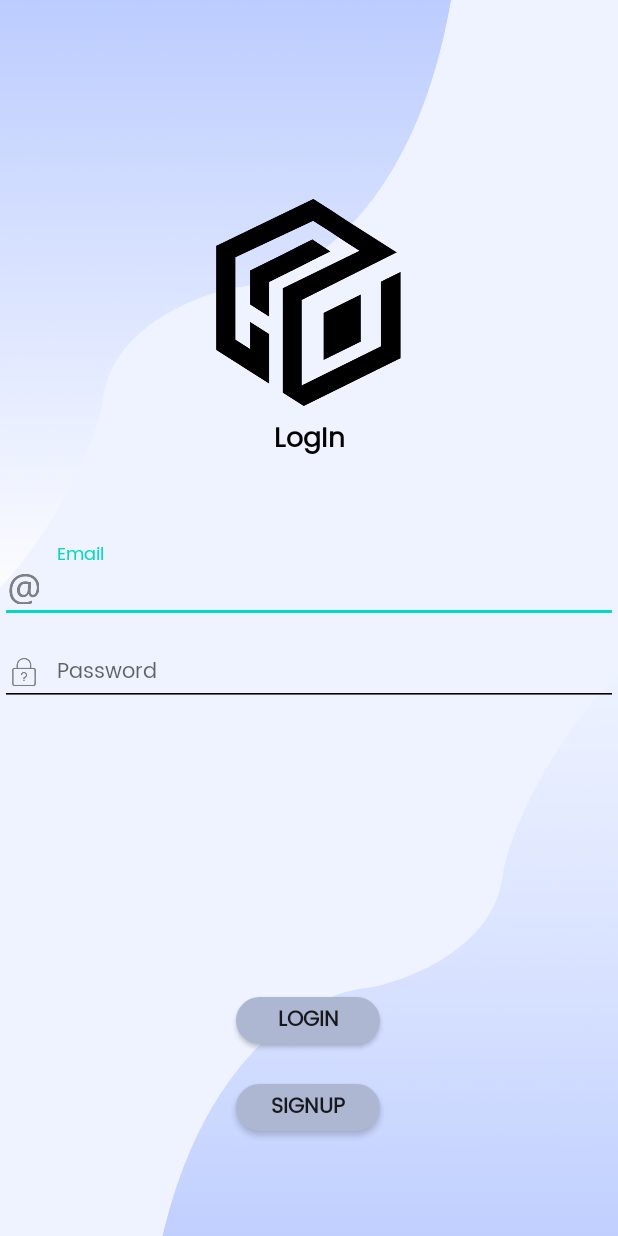
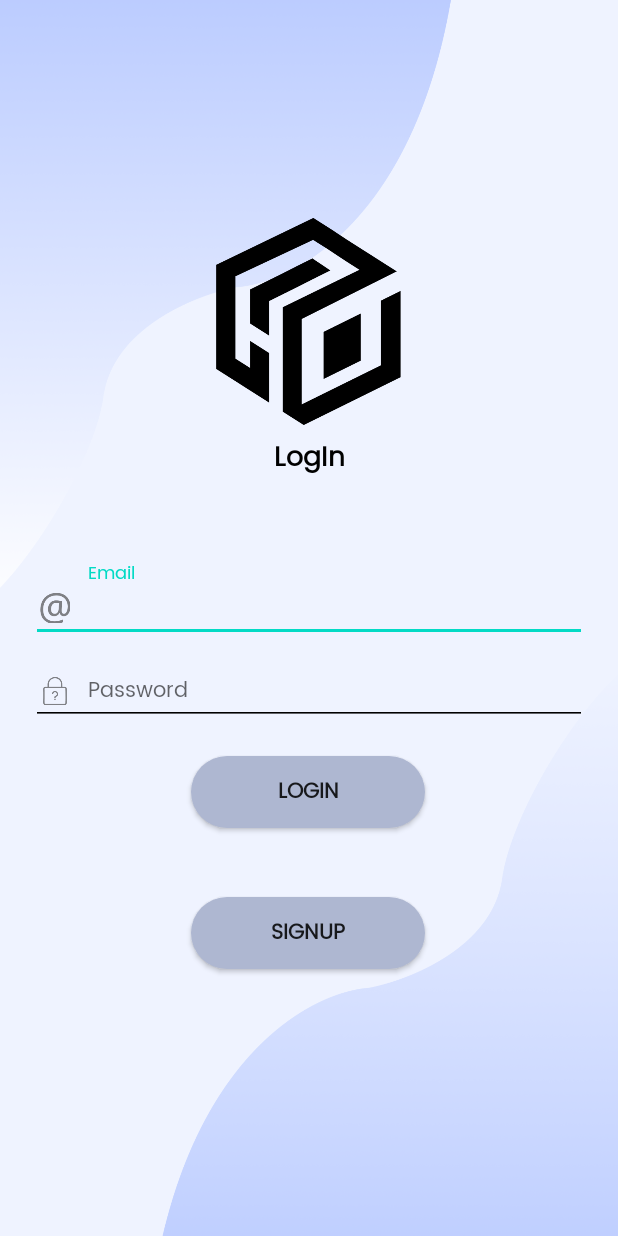
Before and after one commit to utsavpj/HelpYouOut, an Android app: the screen it shows after launch (LoginScreen), on a phone screen of 412 x 824 dp. Run offline under Robolectric (Android 15) with nearby library versions, the phone set to English and light mode, and no system bars; our stand-ins replace data binding, sdp/ssp sizes; libraries missing offline, so code that uses them is left out: com.joanzapata.iconify; 1 statement that could not run was skipped.

```diff
--- a/app/src/main/java/com/example/helpyouout/LoginScreen.java
+++ b/app/src/main/java/com/example/helpyouout/LoginScreen.java
@@ -39,7 +39,7 @@ public class LoginScreen extends BaseActivity {
     @Override
     public void buttonClicks() {
 
-        binding.LogIn.setOnClickListener(new View.OnClickListener() {
+        binding.logIn.setOnClickListener(new View.OnClickListener() {
             @Override
             public void onClick(View view) {
 
--- a/app/src/main/java/com/example/helpyouout/constants/AppHeart.java
+++ b/app/src/main/java/com/example/helpyouout/constants/AppHeart.java
@@ -17,6 +17,9 @@ public interface AppHeart {
     String PARAM_NAME = "name";
     String PARAM_PHONE = "phone";
     String PARAM_VERIFIED = "1";
+    String PARAM_ID="userId";
+    String PARAM_SCORE="Score";
+
 
     //Prefs
     String PREF_LOGGED_IN = "loggedIn";
--- a/app/src/main/java/com/example/helpyouout/webservice/ServiceInterface.java
+++ b/app/src/main/java/com/example/helpyouout/webservice/ServiceInterface.java
@@ -2,7 +2,9 @@ package com.example.helpyouout.webservice;
 
 
 import com.example.helpyouout.model.AllQuestionModel;
+import com.example.helpyouout.model.GetResult;
 import com.example.helpyouout.model.QuestionModel;
+import com.example.helpyouout.model.SaveResult;
 import com.example.helpyouout.model.UserData;
 import com.example.helpyouout.model.UserModel;
 import com.google.gson.JsonElement;
@@ -38,4 +40,10 @@ public interface ServiceInterface {
     @GET("getQuestion")
     Call<QuestionModel> question();
 
+    @GET("getResult")
+    Call<GetResult> result();
+
+    @POST("saveResult")
+    Call<SaveResult> saveResult(@Body HashMap<String,String> requestBody);
+
 }
--- a/app/src/main/res/layout/activity_log_in.xml
+++ b/app/src/main/res/layout/activity_log_in.xml
@@ -8,6 +8,7 @@
         android:layout_width="match_parent"
         android:layout_height="match_parent"
         android:background="@drawable/background"
+        android:padding="@dimen/_16sdp"
         tools:context=".LoginScreen">
 
         <ImageView
@@ -102,29 +103,27 @@
 
 
         <Button
-            android:id="@+id/LogIn"
-            android:layout_width="96dp"
-            android:layout_height="31dp"
-            android:layout_marginBottom="128dp"
+            android:id="@+id/logIn"
+            android:layout_width="@dimen/_120sdp"
+            android:layout_height="wrap_content"
+            android:layout_marginTop="@dimen/_16sdp"
+            android:layout_marginBottom="@dimen/_16sdp"
             android:background="@drawable/customize_button"
-            android:drawablePadding="-20dp"
             android:fontFamily="@font/poppins"
             android:text="LogIn"
             android:textStyle="bold"
-            app:layout_constraintBottom_toBottomOf="parent"
             app:layout_constraintEnd_toEndOf="parent"
             app:layout_constraintHorizontal_bias="0.498"
             app:layout_constraintStart_toStartOf="parent"
-            app:layout_constraintTop_toBottomOf="@+id/tv_birthday"
+            app:layout_constraintTop_toBottomOf="@+id/passwordTL"
             app:layout_constraintVertical_bias="0.8" />
 
         <Button
             android:id="@+id/signUp"
-            android:layout_width="96dp"
-            android:layout_height="31dp"
-            android:layout_marginBottom="70dp"
+            android:layout_width="@dimen/_120sdp"
+            android:layout_height="wrap_content"
+            android:layout_marginTop="@dimen/_10sdp"
             android:background="@drawable/customize_button"
-            android:drawablePadding="-20dp"
             android:fontFamily="@font/poppins"
             android:text="SignUp"
             android:textStyle="bold"
@@ -132,8 +131,8 @@
             app:layout_constraintEnd_toEndOf="parent"
             app:layout_constraintHorizontal_bias="0.498"
             app:layout_constraintStart_toStartOf="parent"
-            app:layout_constraintTop_toBottomOf="@+id/LogIn"
-            app:layout_constraintVertical_bias="1" />
+            app:layout_constraintTop_toBottomOf="@+id/logIn"
+            app:layout_constraintVertical_bias="0.173" />
 
 
     </androidx.constraintlayout.widget.ConstraintLayout>
--- a/app/src/main/res/layout/activity_sign_in.xml
+++ b/app/src/main/res/layout/activity_sign_in.xml
@@ -1,4 +1,5 @@
 <?xml version="1.0" encoding="utf-8"?>
+<layout>
 <androidx.constraintlayout.widget.ConstraintLayout xmlns:android="http://schemas.android.com/apk/res/android"
     xmlns:app="http://schemas.android.com/apk/res-auto"
     xmlns:tools="http://schemas.android.com/tools"
@@ -161,8 +162,8 @@
 
     <Button
         android:id="@+id/SignUp"
-        android:layout_width="96dp"
-        android:layout_height="31dp"
+        android:layout_width="@dimen/_120sdp"
+        android:layout_height="wrap_content"
         android:layout_marginBottom="48dp"
         android:background="@drawable/customize_button"
         android:drawablePadding="-20dp"
@@ -178,3 +179,4 @@
 
 
 </androidx.constraintlayout.widget.ConstraintLayout>
+</layout>
--- a/app/src/main/res/layout/fragment_meditation.xml
+++ b/app/src/main/res/layout/fragment_meditation.xml
@@ -47,8 +47,8 @@
                 android:layout_width="wrap_content"
                 android:layout_height="wrap_content"
                 android:layout_marginStart="8dp"
-                android:layout_marginTop="16dp"
                 android:src="@drawable/breath"
+                app:layout_constraintBottom_toBottomOf="parent"
                 app:layout_constraintStart_toStartOf="parent"
                 app:layout_constraintTop_toTopOf="parent" />
 
@@ -98,8 +98,8 @@
                 android:layout_width="wrap_content"
                 android:layout_height="wrap_content"
                 android:layout_marginStart="8dp"
-                android:layout_marginTop="44dp"
                 android:src="@drawable/souful_music"
+                app:layout_constraintBottom_toBottomOf="parent"
                 app:layout_constraintStart_toStartOf="parent"
                 app:layout_constraintTop_toTopOf="parent" />
 
```
Also changed, not shown: app/src/main/java/com/example/helpyouout/RegisterUser.java (deleted, +0 -34 lines), app/src/main/java/com/example/helpyouout/ScoreForMH.java (+26 -1 lines), app/src/main/java/com/example/helpyouout/main/Fragment/BaseFragment.kt (+50 -0 lines), app/src/main/java/com/example/helpyouout/main/Fragment/ScoreCardFragment.java (+24 -0 lines), app/src/main/java/com/example/helpyouout/model/Data.java (added, +62 -0 lines), app/src/main/java/com/example/helpyouout/model/GetResult.java (added, +42 -0 lines), app/src/main/java/com/example/helpyouout/model/SaveResult.java (added, +32 -0 lines), app/src/main/res/layout/fragment_scorecard.xml (+6 -6 lines).
